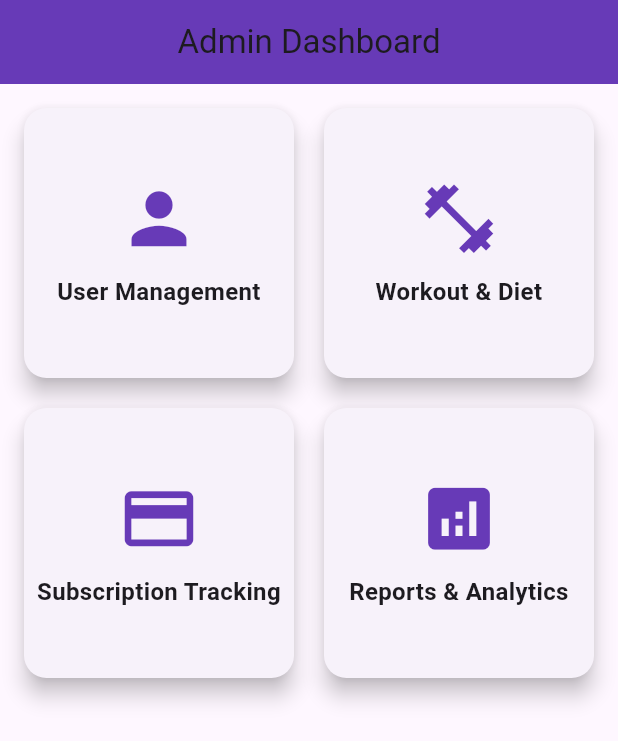
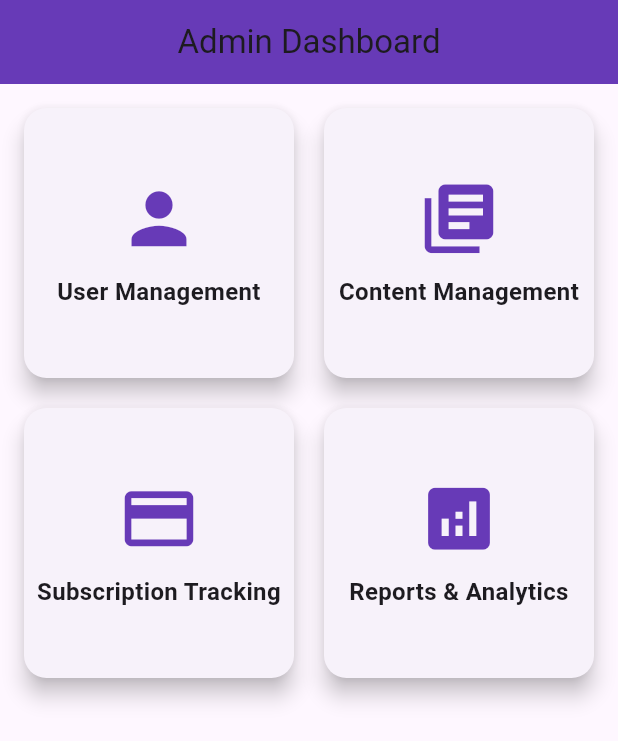
Before and after one commit to Fitness-145/fitness_app, a Flutter app: the AdminDashboard screen opened directly, on a phone screen of 412 x 824 dp. Shown: the top 741 px of the screen. Run offline on Flutter 3.47's test engine with Material 3 defaults, Android fonts, the phone set to English and light mode, and no system bars; our stand-ins replace cloud_firestore, firebase_auth, firebase_core, firebase_storage, image_picker, shared_preferences; missing offline and left inert: razorpay_flutter; accounts and stored records are empty.

Commit message:
content mangae

```diff
--- a/lib/admin/admindashboard.dart
+++ b/lib/admin/admindashboard.dart
@@ -1,8 +1,5 @@
-
 import 'package:fitness_app/admin/usermanage.dart';
-
 import 'package:flutter/material.dart';
-
 import 'ContentManagement.dart';
 import 'subscription_tracking.dart';
 import 'reports_analytics.dart';
@@ -29,8 +26,11 @@ class AdminDashboard extends StatelessWidget {
           children: [
             _buildCard(context, "User Management", Icons.person,
                 const UserManagement()),
-            _buildCard(context, "Workout & Diet", Icons.fitness_center,
-                const ContentManagement()),
+            _buildCard(
+                context,
+                "Content Management",
+                Icons.library_books, // Changed Icon
+                const ContentManagement()), // Changed Title
             _buildCard(context, "Subscription Tracking", Icons.payment,
                 const SubscriptionTracking()),
             _buildCard(context, "Reports & Analytics", Icons.analytics,
```
